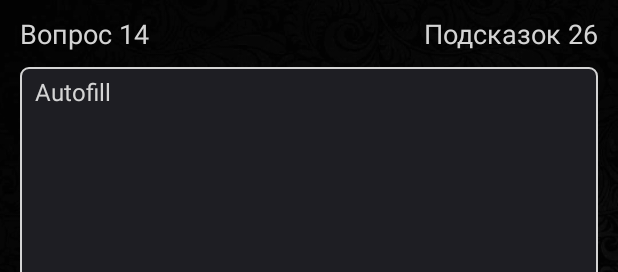
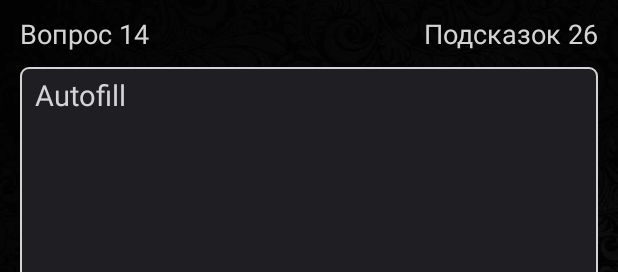
Before and after one commit to CorbieT/CinemaGeek, an Android app: the layout question_fragment.xml on its own in the app's theme, with its tools: preview values and no code run, on a phone screen of 412 x 824 dp. Shown: the top 272 px of the screen. Run offline under Robolectric (Android 15) with nearby library versions, the phone set to English and light mode, and no system bars.

Commit message:
Merge with store_bug

```diff
--- a/app/src/main/java/com/bignerdranch/android/cinemaquiz/fragments/MainFragment.java
+++ b/app/src/main/java/com/bignerdranch/android/cinemaquiz/fragments/MainFragment.java
@@ -61,7 +61,7 @@ public class MainFragment extends BaseFragment {
         return view;
     }
 
-    @OnClick({R.id.start_button, R.id.about_button, R.id.sound_container})
+    @OnClick({R.id.start_button, R.id.about_button, R.id.sound_container, R.id.sound_button})
     public void setViewsOnClickListeners(View view) {
         switch (view.getId()) {
             case R.id.start_button:
@@ -70,6 +70,7 @@ public class MainFragment extends BaseFragment {
             case R.id.about_button:
                 createFragmentWithBackStack(AboutFragment.newInstance());
                 break;
+            case R.id.sound_button:
             case R.id.sound_container:
                 isSound = !isSound;
                 updateSoundImage(isSound);
--- a/app/src/main/java/com/bignerdranch/android/cinemaquiz/fragments/QuestionFragment.java
+++ b/app/src/main/java/com/bignerdranch/android/cinemaquiz/fragments/QuestionFragment.java
@@ -146,7 +146,7 @@ public class QuestionFragment extends BaseFragment {
     }
 
     private void initViewComponents() {
-        initAdMob();
+//        initAdMob();
         soundRep = new SoundRep(getActivity());
         createGameField();
         initNumb();
--- a/app/src/main/res/layout/main_fragment.xml
+++ b/app/src/main/res/layout/main_fragment.xml
@@ -66,7 +66,9 @@
                 android:layout_height="wrap_content"
                 android:layout_gravity="center"
                 android:background="@android:color/transparent"
-                app:srcCompat="@drawable/volume_on"/>
+                app:srcCompat="@drawable/volume_on"
+                android:clickable="true"
+                android:focusable="true"/>
 
         </LinearLayout>
 
--- a/app/src/main/res/layout/question_fragment.xml
+++ b/app/src/main/res/layout/question_fragment.xml
@@ -69,7 +69,7 @@
                 android:layout_marginBottom="5dp"
                 android:textAlignment="viewStart"
                 android:textColor="@color/textColor"
-                android:textSize="16sp"
+                android:textSize="19sp"
                 tools:text="@android:string/autofill" />
         </LinearLayout>
     </ScrollView>
```
